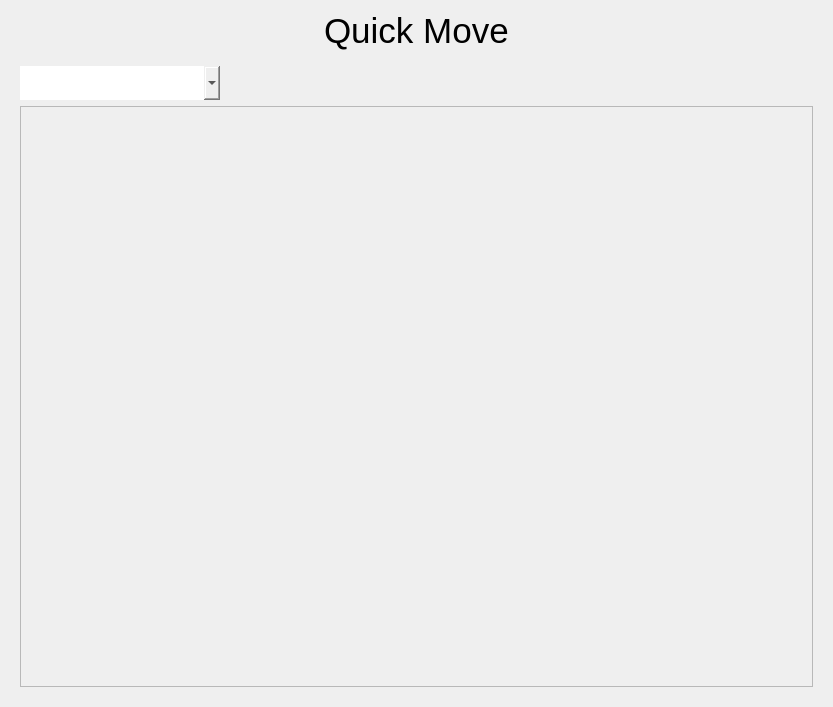
Before: the Qt Designer form ui/search.ui in Achu-Worifung/quickMove, drawn with Qt 5.
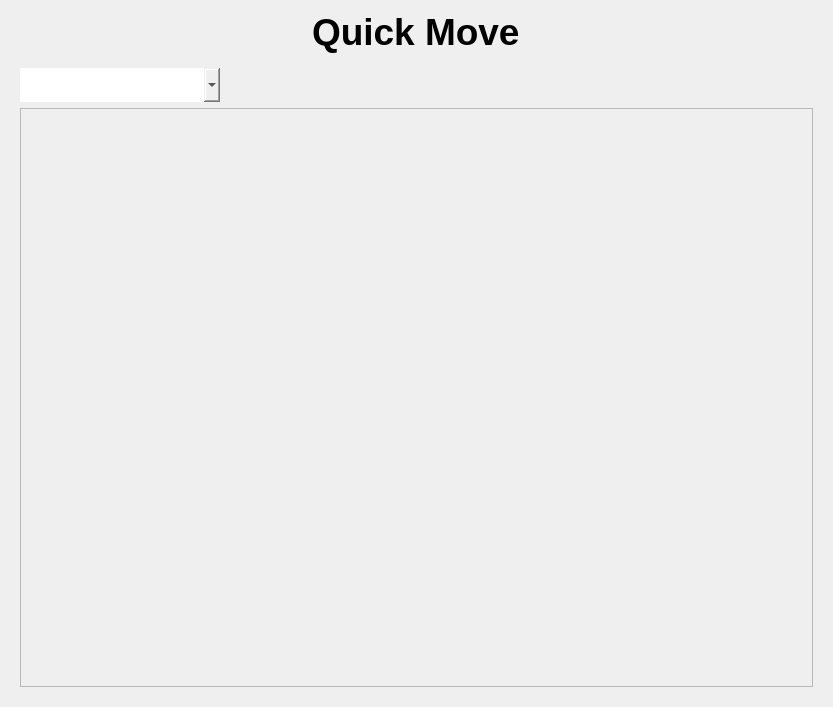
After: the same form once the commit is applied.

```diff
--- a/ui/search.ui
+++ b/ui/search.ui
@@ -30,7 +30,7 @@
              <x>0</x>
              <y>0</y>
              <width>793</width>
-             <height>569</height>
+             <height>567</height>
             </rect>
            </property>
            <layout class="QVBoxLayout" name="verticalLayout_2">
@@ -69,6 +69,12 @@
    </item>
    <item row="0" column="0" alignment="Qt::AlignHCenter">
     <widget class="QLabel" name="label">
+     <property name="sizePolicy">
+      <sizepolicy hsizetype="Expanding" vsizetype="Preferred">
+       <horstretch>0</horstretch>
+       <verstretch>0</verstretch>
+      </sizepolicy>
+     </property>
      <property name="maximumSize">
       <size>
        <width>16777215</width>
@@ -77,7 +83,9 @@
      </property>
      <property name="font">
       <font>
-       <pointsize>26</pointsize>
+       <pointsize>28</pointsize>
+       <weight>75</weight>
+       <bold>true</bold>
       </font>
      </property>
      <property name="text">
```
